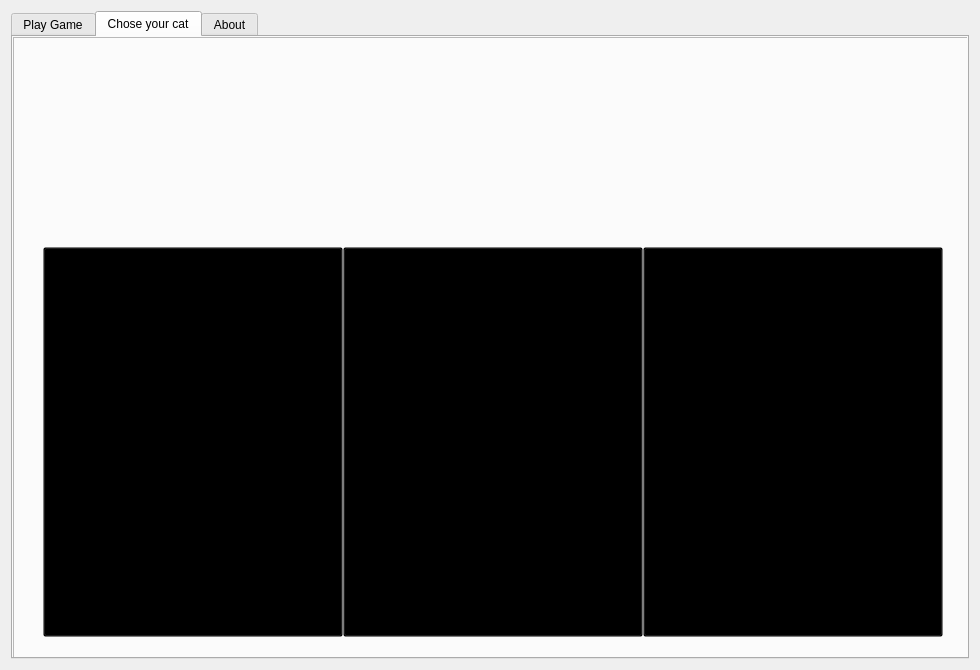
Qt form widget.ui (ajini-sahaejana/SpaceCat) before a commit.
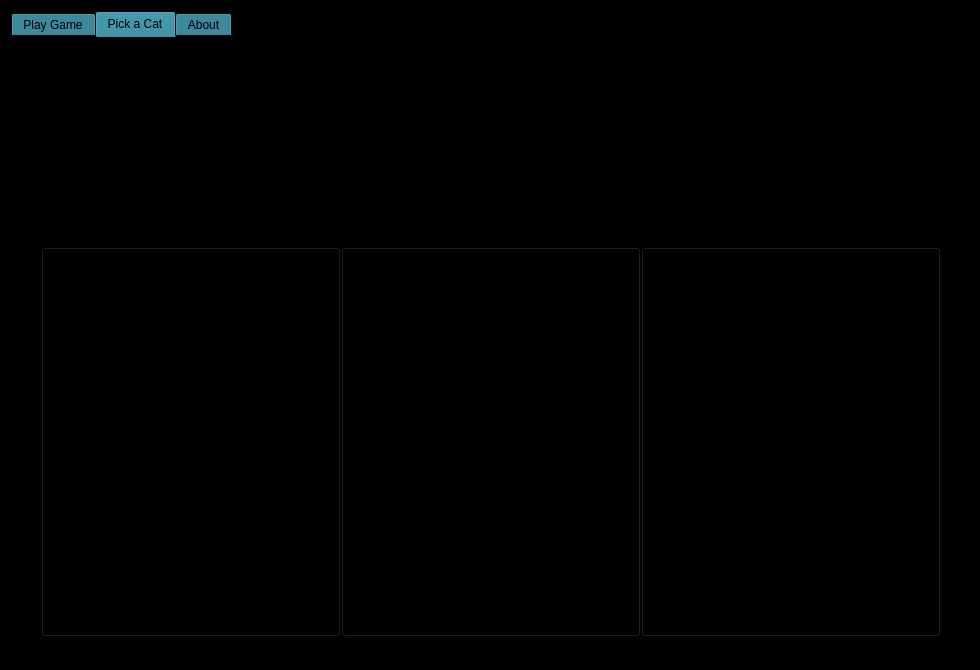
The same form after that commit. The open tabs and pages were chosen to show the change. Icons and pictures are not drawn.

Diff of the .ui file:
```diff
--- a/widget.ui
+++ b/widget.ui
@@ -31,6 +31,340 @@
     <height>670</height>
    </size>
   </property>
+  <property name="palette">
+   <palette>
+    <active>
+     <colorrole role="WindowText">
+      <brush brushstyle="SolidPattern">
+       <color alpha="255">
+        <red>0</red>
+        <green>0</green>
+        <blue>0</blue>
+       </color>
+      </brush>
+     </colorrole>
+     <colorrole role="Button">
+      <brush brushstyle="SolidPattern">
+       <color alpha="255">
+        <red>28</red>
+        <green>116</green>
+        <blue>140</blue>
+       </color>
+      </brush>
+     </colorrole>
+     <colorrole role="Light">
+      <brush brushstyle="SolidPattern">
+       <color alpha="255">
+        <red>0</red>
+        <green>0</green>
+        <blue>0</blue>
+       </color>
+      </brush>
+     </colorrole>
+     <colorrole role="Midlight">
+      <brush brushstyle="SolidPattern">
+       <color alpha="255">
+        <red>0</red>
+        <green>0</green>
+        <blue>0</blue>
+       </color>
+      </brush>
+     </colorrole>
+     <colorrole role="Dark">
+      <brush brushstyle="SolidPattern">
+       <color alpha="255">
+        <red>0</red>
+        <green>0</green>
+        <blue>0</blue>
+       </color>
+      </brush>
+     </colorrole>
+     <colorrole role="Mid">
+      <brush brushstyle="SolidPattern">
+       <color alpha="255">
+        <red>0</red>
+        <green>0</green>
+        <blue>0</blue>
+       </color>
+      </brush>
+     </colorrole>
+     <colorrole role="Text">
+      <brush brushstyle="SolidPattern">
+       <color alpha="255">
+        <red>255</red>
+        <green>255</green>
+        <blue>255</blue>
+       </color>
+      </brush>
+     </colorrole>
+     <colorrole role="ButtonText">
+      <brush brushstyle="SolidPattern">
+       <color alpha="255">
+        <red>255</red>
+        <green>255</green>
+        <blue>255</blue>
+       </color>
+      </brush>
+     </colorrole>
+     <colorrole role="Base">
+      <brush brushstyle="SolidPattern">
+       <color alpha="255">
+        <red>0</red>
+        <green>0</green>
+        <blue>0</blue>
+       </color>
+      </brush>
+     </colorrole>
+     <colorrole role="Window">
+      <brush brushstyle="SolidPattern">
+       <color alpha="255">
+        <red>0</red>
+        <green>0</green>
+        <blue>0</blue>
+       </color>
+      </brush>
+     </colorrole>
+     <colorrole role="Shadow">
+      <brush brushstyle="SolidPattern">
+       <color alpha="255">
+        <red>28</red>
+        <green>116</green>
+        <blue>140</blue>
+       </color>
+      </brush>
+     </colorrole>
+     <colorrole role="PlaceholderText">
+      <brush brushstyle="SolidPattern">
+       <color alpha="128">
+        <red>255</red>
+        <green>255</green>
+        <blue>255</blue>
+       </color>
+      </brush>
+     </colorrole>
+    </active>
+    <inactive>
+     <colorrole role="WindowText">
+      <brush brushstyle="SolidPattern">
+       <color alpha="255">
+        <red>0</red>
+        <green>0</green>
+        <blue>0</blue>
+       </color>
+      </brush>
+     </colorrole>
+     <colorrole role="Button">
+      <brush brushstyle="SolidPattern">
+       <color alpha="255">
+        <red>28</red>
+        <green>116</green>
+        <blue>140</blue>
+       </color>
+      </brush>
+     </colorrole>
+     <colorrole role="Light">
+      <brush brushstyle="SolidPattern">
+       <color alpha="255">
+        <red>0</red>
+        <green>0</green>
+        <blue>0</blue>
+       </color>
+      </brush>
+     </colorrole>
+     <colorrole role="Midlight">
+      <brush brushstyle="SolidPattern">
+       <color alpha="255">
+        <red>0</red>
+        <green>0</green>
+        <blue>0</blue>
+       </color>
+      </brush>
+     </colorrole>
+     <colorrole role="Dark">
+      <brush brushstyle="SolidPattern">
+       <color alpha="255">
+        <red>0</red>
+        <green>0</green>
+        <blue>0</blue>
+       </color>
+      </brush>
+     </colorrole>
+     <colorrole role="Mid">
+      <brush brushstyle="SolidPattern">
+       <color alpha="255">
+        <red>0</red>
+        <green>0</green>
+        <blue>0</blue>
+       </color>
+      </brush>
+     </colorrole>
+     <colorrole role="Text">
+      <brush brushstyle="SolidPattern">
+       <color alpha="255">
+        <red>255</red>
+        <green>255</green>
+        <blue>255</blue>
+       </color>
+      </brush>
+     </colorrole>
+     <colorrole role="ButtonText">
+      <brush brushstyle="SolidPattern">
+       <color alpha="255">
+        <red>255</red>
+        <green>255</green>
+        <blue>255</blue>
+       </color>
+      </brush>
+     </colorrole>
+     <colorrole role="Base">
+      <brush brushstyle="SolidPattern">
+       <color alpha="255">
+        <red>0</red>
+        <green>0</green>
+        <blue>0</blue>
+       </color>
+      </brush>
+     </colorrole>
+     <colorrole role="Window">
+      <brush brushstyle="SolidPattern">
+       <color alpha="255">
+        <red>0</red>
+        <green>0</green>
+        <blue>0</blue>
+       </color>
+      </brush>
+     </colorrole>
+     <colorrole role="Shadow">
+      <brush brushstyle="SolidPattern">
+       <color alpha="255">
+        <red>28</red>
+        <green>116</green>
+        <blue>140</blue>
+       </color>
+      </brush>
+     </colorrole>
+     <colorrole role="PlaceholderText">
+      <brush brushstyle="SolidPattern">
+       <color alpha="128">
+        <red>255</red>
+        <green>255</green>
+        <blue>255</blue>
+       </color>
+      </brush>
+     </colorrole>
+    </inactive>
+    <disabled>
+     <colorrole role="WindowText">
+      <brush brushstyle="SolidPattern">
+       <color alpha="255">
+        <red>0</red>
+        <green>0</green>
+        <blue>0</blue>
+       </color>
+      </brush>
+     </colorrole>
+     <colorrole role="Button">
+      <brush brushstyle="SolidPattern">
+       <color alpha="255">
+        <red>28</red>
+        <green>116</green>
+        <blue>140</blue>
+       </color>
+      </brush>
+     </colorrole>
+     <colorrole role="Light">
+      <brush brushstyle="SolidPattern">
+       <color alpha="255">
+        <red>0</red>
+        <green>0</green>
+        <blue>0</blue>
+       </color>
+      </brush>
+     </colorrole>
+     <colorrole role="Midlight">
+      <brush brushstyle="SolidPattern">
+       <color alpha="255">
+        <red>0</red>
+        <green>0</green>
+        <blue>0</blue>
+       </color>
+      </brush>
+     </colorrole>
+     <colorrole role="Dark">
+      <brush brushstyle="SolidPattern">
+       <color alpha="255">
+        <red>0</red>
+        <green>0</green>
+        <blue>0</blue>
+       </color>
+      </brush>
+     </colorrole>
+     <colorrole role="Mid">
+      <brush brushstyle="SolidPattern">
+       <color alpha="255">
+        <red>0</red>
+        <green>0</green>
+        <blue>0</blue>
+       </color>
+      </brush>
+     </colorrole>
+     <colorrole role="Text">
+      <brush brushstyle="SolidPattern">
+       <color alpha="255">
+        <red>0</red>
+        <green>0</green>
+        <blue>0</blue>
+       </color>
+      </brush>
+     </colorrole>
+     <colorrole role="ButtonText">
+      <brush brushstyle="SolidPattern">
+       <color alpha="255">
+        <red>0</red>
+        <green>0</green>
+        <blue>0</blue>
+       </color>
+      </brush>
+     </colorrole>
+     <colorrole role="Base">
+      <brush brushstyle="SolidPattern">
+       <color alpha="255">
+        <red>0</red>
+        <green>0</green>
+        <blue>0</blue>
+       </color>
+      </brush>
+     </colorrole>
+     <colorrole role="Window">
+      <brush brushstyle="SolidPattern">
+       <color alpha="255">
+        <red>0</red>
+        <green>0</green>
+        <blue>0</blue>
+       </color>
+      </brush>
+     </colorrole>
+     <colorrole role="Shadow">
+      <brush brushstyle="SolidPattern">
+       <color alpha="255">
+        <red>28</red>
+        <green>116</green>
+        <blue>140</blue>
+       </color>
+      </brush>
+     </colorrole>
+     <colorrole role="PlaceholderText">
+      <brush brushstyle="SolidPattern">
+       <color alpha="128">
+        <red>0</red>
+        <green>0</green>
+        <blue>0</blue>
+       </color>
+      </brush>
+     </colorrole>
+    </disabled>
+   </palette>
+  </property>
   <property name="mouseTracking">
    <bool>false</bool>
   </property>
@@ -52,8 +386,32 @@
        <verstretch>0</verstretch>
       </sizepolicy>
      </property>
+     <property name="maximumSize">
+      <size>
+       <width>980</width>
+       <height>660</height>
+      </size>
+     </property>
+     <property name="tabPosition">
+      <enum>QTabWidget::North</enum>
+     </property>
+     <property name="tabShape">
+      <enum>QTabWidget::Rounded</enum>
+     </property>
      <property name="currentIndex">
-      <number>1</number>
+      <number>0</number>
+     </property>
+     <property name="elideMode">
+      <enum>Qt::ElideNone</enum>
+     </property>
+     <property name="documentMode">
+      <bool>true</bool>
+     </property>
+     <property name="tabsClosable">
+      <bool>false</bool>
+     </property>
+     <property name="tabBarAutoHide">
+      <bool>true</bool>
      </property>
      <widget class="QWidget" name="tab">
       <attribute name="title">
@@ -363,7 +721,7 @@
        </size>
       </property>
       <attribute name="title">
-       <string>Chose your cat</string>
+       <string>Pick a Cat</string>
       </attribute>
       <widget class="QFrame" name="frame_2">
        <property name="geometry">
@@ -386,6 +744,556 @@
          <height>640</height>
         </size>
        </property>
+       <property name="palette">
+        <palette>
+         <active>
+          <colorrole role="WindowText">
+           <brush brushstyle="SolidPattern">
+            <color alpha="255">
+             <red>0</red>
+             <green>0</green>
+             <blue>0</blue>
+            </color>
+           </brush>
+          </colorrole>
+          <colorrole role="Button">
+           <brush brushstyle="SolidPattern">
+            <color alpha="255">
+             <red>0</red>
+             <green>0</green>
+             <blue>0</blue>
+            </color>
+           </brush>
+          </colorrole>
+          <colorrole role="Light">
+           <brush brushstyle="SolidPattern">
+            <color alpha="255">
+             <red>0</red>
+             <green>0</green>
+             <blue>0</blue>
+            </color>
+           </brush>
+          </colorrole>
+          <colorrole role="Midlight">
+           <brush brushstyle="SolidPattern">
+            <color alpha="255">
+             <red>0</red>
+             <green>0</green>
+             <blue>0</blue>
+            </color>
+           </brush>
+          </colorrole>
+          <colorrole role="Dark">
+           <brush brushstyle="SolidPattern">
+            <color alpha="255">
+             <red>0</red>
+             <green>0</green>
+             <blue>0</blue>
+            </color>
+           </brush>
+          </colorrole>
+          <colorrole role="Mid">
+           <brush brushstyle="SolidPattern">
+            <color alpha="255">
+             <red>0</red>
+             <green>0</green>
+             <blue>0</blue>
+            </color>
+           </brush>
+          </colorrole>
+          <colorrole role="Text">
+           <brush brushstyle="SolidPattern">
+            <color alpha="255">
+             <red>0</red>
+             <green>0</green>
+             <blue>0</blue>
+            </color>
+           </brush>
+          </colorrole>
+          <colorrole role="BrightText">
+           <brush brushstyle="SolidPattern">
+            <color alpha="255">
+             <red>0</red>
+             <green>0</green>
+             <blue>0</blue>
+            </color>
+           </brush>
+          </colorrole>
+          <colorrole role="ButtonText">
+           <brush brushstyle="SolidPattern">
+            <color alpha="255">
+             <red>0</red>
+             <green>0</green>
+             <blue>0</blue>
+            </color>
+           </brush>
+          </colorrole>
+          <colorrole role="Base">
+           <brush brushstyle="SolidPattern">
+            <color alpha="255">
+             <red>0</red>
+             <green>0</green>
+             <blue>0</blue>
+            </color>
+           </brush>
+          </colorrole>
+          <colorrole role="Window">
+           <brush brushstyle="SolidPattern">
+            <color alpha="255">
+             <red>0</red>
+             <green>0</green>
+             <blue>0</blue>
+            </color>
+           </brush>
+          </colorrole>
+          <colorrole role="Shadow">
+           <brush brushstyle="SolidPattern">
+            <color alpha="255">
+             <red>0</red>
+             <green>0</green>
+             <blue>0</blue>
+            </color>
+           </brush>
+          </colorrole>
+          <colorrole role="Highlight">
+           <brush brushstyle="SolidPattern">
+            <color alpha="255">
+             <red>0</red>
+             <green>0</green>
+             <blue>0</blue>
+            </color>
+           </brush>
+          </colorrole>
+          <colorrole role="HighlightedText">
+           <brush brushstyle="SolidPattern">
+            <color alpha="255">
+             <red>0</red>
+             <green>0</green>
+             <blue>0</blue>
+            </color>
+           </brush>
+          </colorrole>
+          <colorrole role="Link">
+           <brush brushstyle="SolidPattern">
+            <color alpha="255">
+             <red>0</red>
+             <green>0</green>
+             <blue>0</blue>
+            </color>
+           </brush>
+          </colorrole>
+          <colorrole role="LinkVisited">
+           <brush brushstyle="SolidPattern">
+            <color alpha="255">
+             <red>0</red>
+             <green>0</green>
+             <blue>0</blue>
+            </color>
+           </brush>
+          </colorrole>
+          <colorrole role="AlternateBase">
+           <brush brushstyle="SolidPattern">
+            <color alpha="255">
+             <red>0</red>
+             <green>0</green>
+             <blue>0</blue>
+            </color>
+           </brush>
+          </colorrole>
+          <colorrole role="ToolTipBase">
+           <brush brushstyle="SolidPattern">
+            <color alpha="255">
+             <red>0</red>
+             <green>0</green>
+             <blue>0</blue>
+            </color>
+           </brush>
+          </colorrole>
+          <colorrole role="ToolTipText">
+           <brush brushstyle="SolidPattern">
+            <color alpha="255">
+             <red>0</red>
+             <green>0</green>
+             <blue>0</blue>
+            </color>
+           </brush>
+          </colorrole>
+          <colorrole role="PlaceholderText">
+           <brush brushstyle="SolidPattern">
+            <color alpha="128">
+             <red>255</red>
+             <green>255</green>
+             <blue>255</blue>
+            </color>
+           </brush>
+          </colorrole>
+         </active>
+         <inactive>
+          <colorrole role="WindowText">
+           <brush brushstyle="SolidPattern">
+            <color alpha="255">
+             <red>0</red>
+             <green>0</green>
+             <blue>0</blue>
+            </color>
+           </brush>
+          </colorrole>
+          <colorrole role="Button">
+           <brush brushstyle="SolidPattern">
+            <color alpha="255">
+             <red>0</red>
+             <green>0</green>
+             <blue>0</blue>
+            </color>
+           </brush>
+          </colorrole>
+          <colorrole role="Light">
+           <brush brushstyle="SolidPattern">
+            <color alpha="255">
+             <red>0</red>
+             <green>0</green>
+             <blue>0</blue>
+            </color>
+           </brush>
+          </colorrole>
+          <colorrole role="Midlight">
+           <brush brushstyle="SolidPattern">
+            <color alpha="255">
+             <red>0</red>
+             <green>0</green>
+             <blue>0</blue>
+            </color>
+           </brush>
+          </colorrole>
+          <colorrole role="Dark">
+           <brush brushstyle="SolidPattern">
+            <color alpha="255">
+             <red>0</red>
+             <green>0</green>
+             <blue>0</blue>
+            </color>
+           </brush>
+          </colorrole>
+          <colorrole role="Mid">
+           <brush brushstyle="SolidPattern">
+            <color alpha="255">
+             <red>0</red>
+             <green>0</green>
+             <blue>0</blue>
+            </color>
+           </brush>
+          </colorrole>
+          <colorrole role="Text">
+           <brush brushstyle="SolidPattern">
+            <color alpha="255">
+             <red>0</red>
+             <green>0</green>
+             <blue>0</blue>
+            </color>
+           </brush>
+          </colorrole>
+          <colorrole role="BrightText">
+           <brush brushstyle="SolidPattern">
+            <color alpha="255">
+             <red>0</red>
+             <green>0</green>
+             <blue>0</blue>
+            </color>
+           </brush>
+          </colorrole>
+          <colorrole role="ButtonText">
+           <brush brushstyle="SolidPattern">
+            <color alpha="255">
+             <red>0</red>
+             <green>0</green>
+             <blue>0</blue>
+            </color>
+           </brush>
+          </colorrole>
+          <colorrole role="Base">
+           <brush brushstyle="SolidPattern">
+            <color alpha="255">
+             <red>0</red>
+             <green>0</green>
+             <blue>0</blue>
+            </color>
+           </brush>
+          </colorrole>
+          <colorrole role="Window">
+           <brush brushstyle="SolidPattern">
+            <color alpha="255">
+             <red>0</red>
+             <green>0</green>
+             <blue>0</blue>
+            </color>
+           </brush>
+          </colorrole>
+          <colorrole role="Shadow">
+           <brush brushstyle="SolidPattern">
+            <color alpha="255">
+             <red>0</red>
+             <green>0</green>
+             <blue>0</blue>
+            </color>
+           </brush>
+          </colorrole>
+          <colorrole role="Highlight">
+           <brush brushstyle="SolidPattern">
+            <color alpha="255">
+             <red>0</red>
+             <green>0</green>
+             <blue>0</blue>
+            </color>
+           </brush>
+          </colorrole>
+          <colorrole role="HighlightedText">
+           <brush brushstyle="SolidPattern">
+            <color alpha="255">
+             <red>0</red>
+             <green>0</green>
+             <blue>0</blue>
+            </color>
+           </brush>
+          </colorrole>
+          <colorrole role="Link">
+           <brush brushstyle="SolidPattern">
+            <color alpha="255">
+             <red>0</red>
+             <green>0</green>
+             <blue>0</blue>
+            </color>
+           </brush>
+          </colorrole>
+          <colorrole role="LinkVisited">
+           <brush brushstyle="SolidPattern">
+            <color alpha="255">
+             <red>0</red>
+             <green>0</green>
+             <blue>0</blue>
+            </color>
+           </brush>
+          </colorrole>
+          <colorrole role="AlternateBase">
+           <brush brushstyle="SolidPattern">
+            <color alpha="255">
+             <red>0</red>
+             <green>0</green>
+             <blue>0</blue>
+            </color>
+           </brush>
+          </colorrole>
+          <colorrole role="ToolTipBase">
+           <brush brushstyle="SolidPattern">
+            <color alpha="255">
+             <red>0</red>
+             <green>0</green>
+             <blue>0</blue>
+            </color>
+           </brush>
+          </colorrole>
+          <colorrole role="ToolTipText">
+           <brush brushstyle="SolidPattern">
+            <color alpha="255">
+             <red>0</red>
+             <green>0</green>
+             <blue>0</blue>
+            </color>
+           </brush>
+          </colorrole>
+          <colorrole role="PlaceholderText">
+           <brush brushstyle="SolidPattern">
+            <color alpha="128">
+             <red>255</red>
+             <green>255</green>
+             <blue>255</blue>
+            </color>
+           </brush>
+          </colorrole>
+         </inactive>
+         <disabled>
+          <colorrole role="WindowText">
+           <brush brushstyle="SolidPattern">
+            <color alpha="255">
+             <red>0</red>
+             <green>0</green>
+             <blue>0</blue>
+            </color>
+           </brush>
+          </colorrole>
+          <colorrole role="Button">
+           <brush brushstyle="SolidPattern">
+            <color alpha="255">
+             <red>0</red>
+             <green>0</green>
+             <blue>0</blue>
+            </color>
+           </brush>
+          </colorrole>
+          <colorrole role="Light">
+           <brush brushstyle="SolidPattern">
+            <color alpha="255">
+             <red>0</red>
+             <green>0</green>
+             <blue>0</blue>
+            </color>
+           </brush>
+          </colorrole>
+          <colorrole role="Midlight">
+           <brush brushstyle="SolidPattern">
+            <color alpha="255">
+             <red>0</red>
+             <green>0</green>
+             <blue>0</blue>
+            </color>
+           </brush>
+          </colorrole>
+          <colorrole role="Dark">
+           <brush brushstyle="SolidPattern">
+            <color alpha="255">
+             <red>0</red>
+             <green>0</green>
+             <blue>0</blue>
+            </color>
+           </brush>
+          </colorrole>
+          <colorrole role="Mid">
+           <brush brushstyle="SolidPattern">
+            <color alpha="255">
+             <red>0</red>
+             <green>0</green>
+             <blue>0</blue>
+            </color>
+           </brush>
+          </colorrole>
+          <colorrole role="Text">
+           <brush brushstyle="SolidPattern">
+            <color alpha="255">
+             <red>0</red>
+             <green>0</green>
+             <blue>0</blue>
+            </color>
+           </brush>
+          </colorrole>
+          <colorrole role="BrightText">
+           <brush brushstyle="SolidPattern">
+            <color alpha="255">
+             <red>0</red>
+             <green>0</green>
+             <blue>0</blue>
+            </color>
+           </brush>
+          </colorrole>
+          <colorrole role="ButtonText">
+           <brush brushstyle="SolidPattern">
+            <color alpha="255">
+             <red>0</red>
+             <green>0</green>
+             <blue>0</blue>
+            </color>
+           </brush>
+          </colorrole>
+          <colorrole role="Base">
+           <brush brushstyle="SolidPattern">
+            <color alpha="255">
+             <red>0</red>
+             <green>0</green>
+             <blue>0</blue>
+            </color>
+           </brush>
+          </colorrole>
+          <colorrole role="Window">
+           <brush brushstyle="SolidPattern">
+            <color alpha="255">
+             <red>0</red>
+             <green>0</green>
+             <blue>0</blue>
+            </color>
+           </brush>
+          </colorrole>
+          <colorrole role="Shadow">
+           <brush brushstyle="SolidPattern">
+            <color alpha="255">
+             <red>0</red>
+             <green>0</green>
+             <blue>0</blue>
+            </color>
+           </brush>
+          </colorrole>
+          <colorrole role="Highlight">
+           <brush brushstyle="SolidPattern">
+            <color alpha="255">
+             <red>0</red>
+             <green>120</green>
+             <blue>215</blue>
+            </color>
+           </brush>
+          </colorrole>
+          <colorrole role="HighlightedText">
+           <brush brushstyle="SolidPattern">
+            <color alpha="255">
+             <red>0</red>
+             <green>0</green>
+             <blue>0</blue>
+            </color>
+           </brush>
+          </colorrole>
+          <colorrole role="Link">
+           <brush brushstyle="SolidPattern">
+            <color alpha="255">
+             <red>0</red>
+             <green>0</green>
+             <blue>0</blue>
+            </color>
+           </brush>
+          </colorrole>
+          <colorrole role="LinkVisited">
+           <brush brushstyle="SolidPattern">
+            <color alpha="255">
+             <red>0</red>
+             <green>0</green>
+             <blue>0</blue>
+            </color>
+           </brush>
+          </colorrole>
+          <colorrole role="AlternateBase">
+           <brush brushstyle="SolidPattern">
+            <color alpha="255">
+             <red>0</red>
+             <green>0</green>
+             <blue>0</blue>
+            </color>
+           </brush>
+          </colorrole>
+          <colorrole role="ToolTipBase">
+           <brush brushstyle="SolidPattern">
+            <color alpha="255">
+             <red>0</red>
+             <green>0</green>
+             <blue>0</blue>
+            </color>
+           </brush>
+          </colorrole>
+          <colorrole role="ToolTipText">
+           <brush brushstyle="SolidPattern">
+            <color alpha="255">
+             <red>0</red>
+             <green>0</green>
+             <blue>0</blue>
+            </color>
+           </brush>
+          </colorrole>
+          <colorrole role="PlaceholderText">
+           <brush brushstyle="SolidPattern">
+            <color alpha="128">
+             <red>0</red>
+             <green>0</green>
+             <blue>0</blue>
+            </color>
+           </brush>
+          </colorrole>
+         </disabled>
+        </palette>
+       </property>
        <property name="styleSheet">
         <string notr="true">background-image: url(:/images/spaceCatChoseCatEmpty.jpg)</string>
        </property>
@@ -423,9 +1331,14 @@
          <bool>false</bool>
         </property>
         <property name="styleSheet">
-         <string notr="true">background-color: transparent;
-background-image: url(:/images/Bella.png)
-</string>
+         <string notr="true">QPushButton {
+background-color: transparent;
+background-image: url(:/images/Bella.png);
+}
+
+QPushButton:hover {
+	background-image: url(:/images/BellaSelected.png);
+}</string>
         </property>
         <property name="text">
          <string/>
@@ -459,13 +1372,24 @@
          <bool>false</bool>
         </property>
         <property name="styleSheet">
-         <string notr="true">background-color: transparent;
+         <string notr="true">QPushButton {
+background-color: transparent;
 background-image: url(:/images/Leo.png)
-</string>
+}
+
+QPushButton:hover {
+	background-image: url(:/images/LeoSelected.png);
+}</string>
         </property>
         <property name="text">
          <string/>
         </property>
+        <property name="autoDefault">
+         <bool>false</bool>
+        </property>
+        <property name="default">
+         <bool>false</bool>
+        </property>
        </widget>
        <widget class="QPushButton" name="miloButton">
         <property name="geometry">
@@ -495,13 +1419,21 @@
          <bool>false</bool>
         </property>
         <property name="styleSheet">
-         <string notr="true">background-color: transparent;
+         <string notr="true">QPushButton {
+background-color: transparent;
 background-image: url(:/images/Milo.png)
-</string>
+}
+
+QPushButton:hover {
+	background-image: url(:/images/MiloSelected.png)
+}</string>
         </property>
         <property name="text">
          <string/>
         </property>
+        <property name="autoDefault">
+         <bool>false</bool>
+        </property>
        </widget>
       </widget>
      </widget>
```
Left out of the diff: 1073 changed lines with no effect on the pictures.
